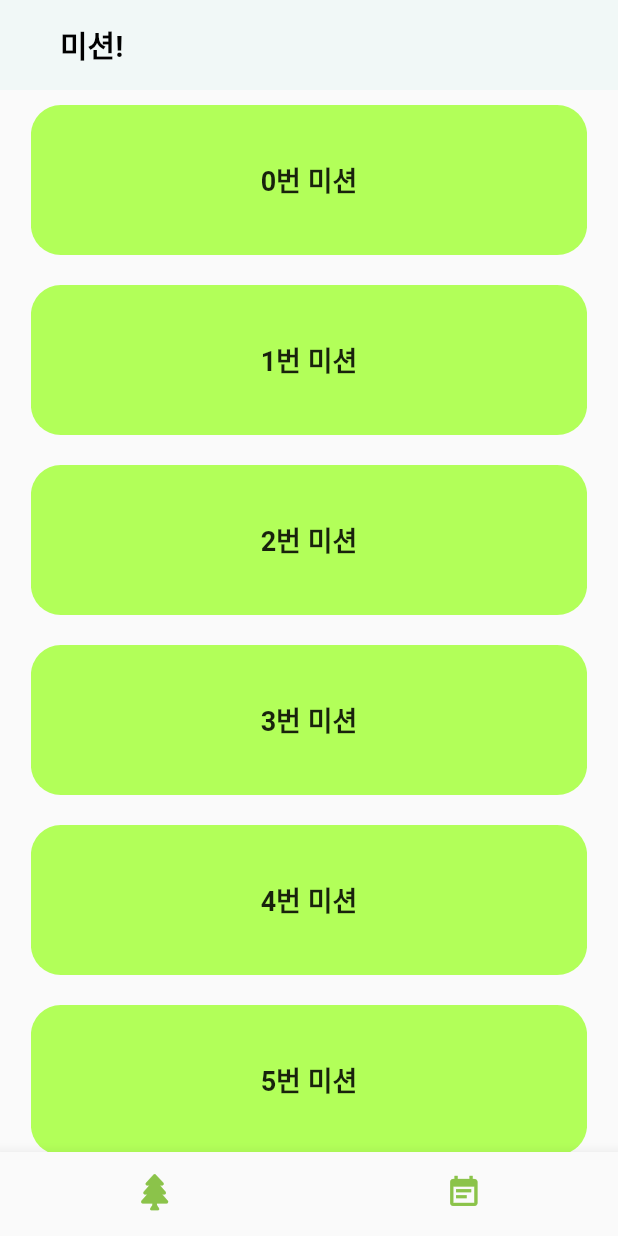
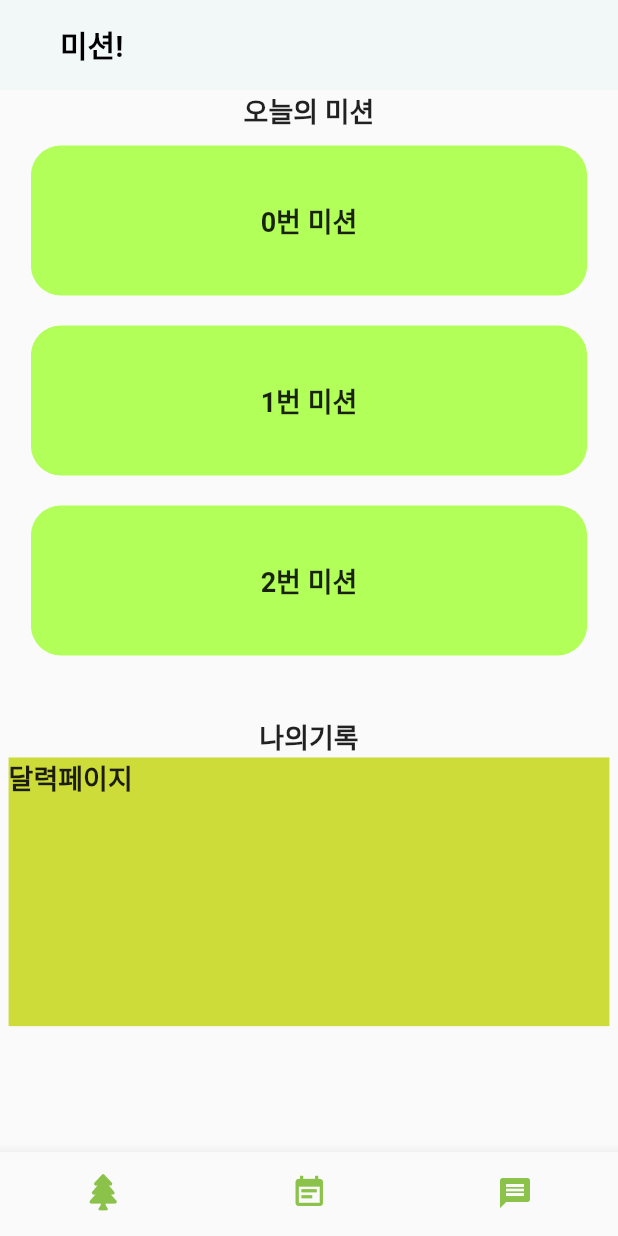
Before and after one commit to minjun-P/byBloom_tree, a Flutter app: the screen it shows after launch, item 2 of the bottom bar chosen, on a phone screen of 412 x 824 dp. Run offline on Flutter 3.47's test engine with Material 2 defaults, Android fonts, the phone set to English and light mode, and no system bars; our stand-ins replace flutter_screenutil, get.

Commit message:
수민이 ui 대충구현

```diff
--- a/lib/main_screen.dart
+++ b/lib/main_screen.dart
@@ -1,4 +1,5 @@
 import 'package:bybloom_tree/main_controller.dart';
+import 'package:bybloom_tree/pages/Forest_page.dart';
 import 'package:flutter/material.dart';
 import 'package:flutter/services.dart';
 import 'package:flutter_screenutil/flutter_screenutil.dart';
@@ -27,7 +28,8 @@ class MainScreen extends GetView<MainController> {
         index: controller.navigationBarIndex.value,
         children: [
           TreePage(),
-          MissionPage()
+          MissionPage(),
+          ForestPage()
         ],
       ),
       bottomNavigationBar: BottomNavigationBar(
@@ -35,6 +37,7 @@ class MainScreen extends GetView<MainController> {
           BottomNavigationBarItem(icon: Icon(MyFlutterApp.tree ,color:Colors.lightGreen,), label: '',backgroundColor:Colors.lightGreen, ),
           BottomNavigationBarItem(
               icon: Icon(MyFlutterApp.event_note, color:Colors.lightGreen), label: '', backgroundColor:Colors.lightGreen ),
+          BottomNavigationBarItem(icon: Icon(Icons.message, color:Colors.lightGreen),label: '', backgroundColor:Colors.lightGreen )
         ],
         onTap: (index) {
           controller.changeNavigationBarIndex(index);
--- a/lib/pages/mission_page.dart
+++ b/lib/pages/mission_page.dart
@@ -8,14 +8,41 @@ class MissionPage extends StatelessWidget {
   Widget build(BuildContext context) {
     return Scaffold(
       appBar: AppBar(
-        title:Text('미션!'),
+        title:Text('미션!',textAlign:TextAlign.left,),
       ),
-      body: Container(
+      body: Column(
+      children:<Widget>[
+      Container( height: 350.h,
         padding: EdgeInsets.symmetric(horizontal: 0.05.sw),
-        child: ListView(
+        child:Column(
+          children: <Widget>[
+            Text('오늘의 미션',textAlign: TextAlign.left,),
+             Container(
+               height: 300.h,
+               child:
+             ListView(
           children: List.generate(6, (index) => _buildMissionContainer(index))
+        )
+             )
+        ]
         ),
       ),
+     Container(
+       child: Column(
+         children: <Widget>[
+           Text('나의기록'),
+           Container(
+             child: Text('달력페이지'),
+             color: Colors.lime,
+             height: 150.h,
+             width: 350.w,
+           )
+         ],
+       )
+
+     )
+      ]
+    )
     );
   }
 
```
Also changed, not shown: lib/pages/Forest_page.dart (added, +42 -0 lines).
